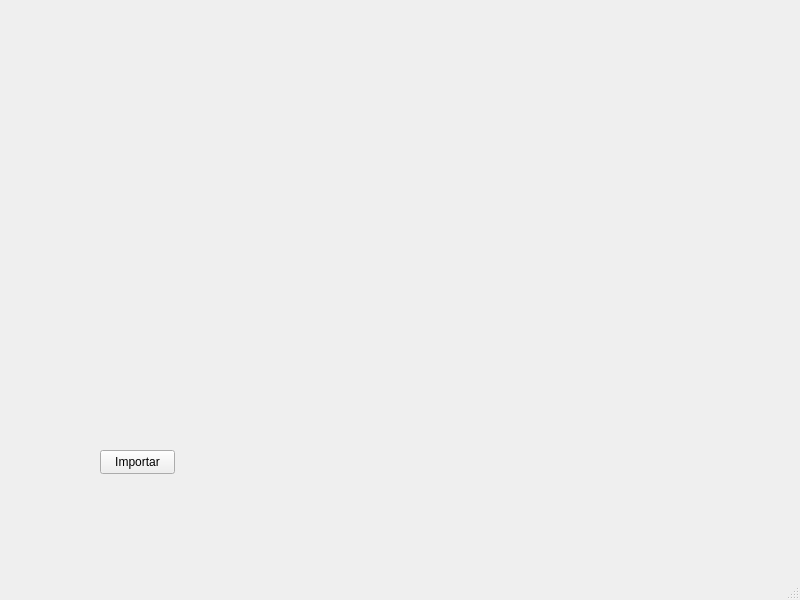
First picture: the form in src/ui/mainwindow.ui, repository JuanAguilarTorres/Tarea4, before the edit.
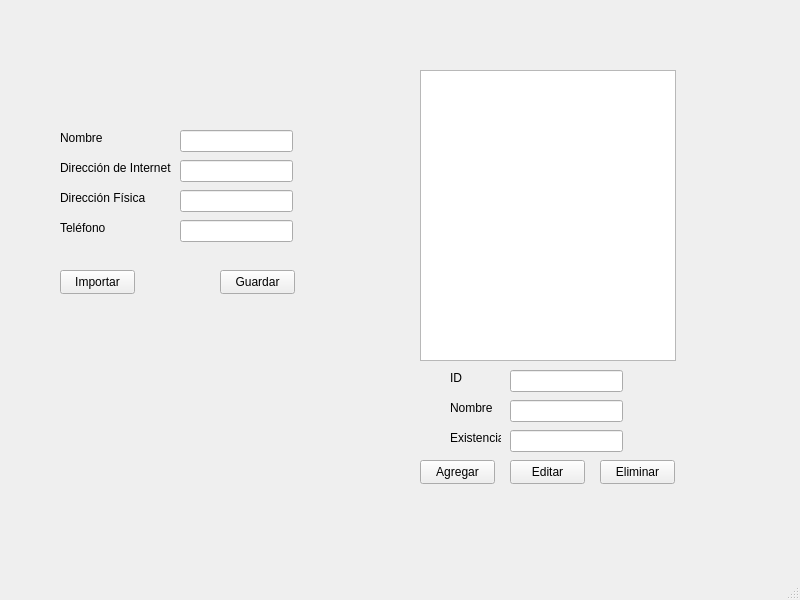
Second picture: the form after the edit.

Commit message: Creación grafica del interfaz

Patch:
```diff
--- a/src/ui/mainwindow.ui
+++ b/src/ui/mainwindow.ui
@@ -17,8 +17,8 @@
    <widget class="QPushButton" name="btnImportar">
     <property name="geometry">
      <rect>
-      <x>100</x>
-      <y>450</y>
+      <x>60</x>
+      <y>270</y>
       <width>75</width>
       <height>24</height>
      </rect>
@@ -27,6 +27,250 @@
      <string>Importar</string>
     </property>
    </widget>
+   <widget class="QLineEdit" name="lineNombre">
+    <property name="geometry">
+     <rect>
+      <x>180</x>
+      <y>130</y>
+      <width>113</width>
+      <height>22</height>
+     </rect>
+    </property>
+    <property name="maxLength">
+     <number>15</number>
+    </property>
+   </widget>
+   <widget class="QLineEdit" name="lineDirWeb">
+    <property name="geometry">
+     <rect>
+      <x>180</x>
+      <y>160</y>
+      <width>113</width>
+      <height>22</height>
+     </rect>
+    </property>
+    <property name="maxLength">
+     <number>24</number>
+    </property>
+   </widget>
+   <widget class="QLineEdit" name="lineTelefono">
+    <property name="geometry">
+     <rect>
+      <x>180</x>
+      <y>220</y>
+      <width>113</width>
+      <height>22</height>
+     </rect>
+    </property>
+    <property name="maxLength">
+     <number>8</number>
+    </property>
+   </widget>
+   <widget class="QLineEdit" name="lineDirFisica">
+    <property name="geometry">
+     <rect>
+      <x>180</x>
+      <y>190</y>
+      <width>113</width>
+      <height>22</height>
+     </rect>
+    </property>
+    <property name="maxLength">
+     <number>24</number>
+    </property>
+   </widget>
+   <widget class="QLabel" name="labelNombre">
+    <property name="geometry">
+     <rect>
+      <x>60</x>
+      <y>130</y>
+      <width>49</width>
+      <height>16</height>
+     </rect>
+    </property>
+    <property name="text">
+     <string>Nombre</string>
+    </property>
+   </widget>
+   <widget class="QLabel" name="labelDirWeb">
+    <property name="geometry">
+     <rect>
+      <x>60</x>
+      <y>160</y>
+      <width>111</width>
+      <height>16</height>
+     </rect>
+    </property>
+    <property name="text">
+     <string>Dirección de Internet</string>
+    </property>
+   </widget>
+   <widget class="QLabel" name="labelTelefono">
+    <property name="geometry">
+     <rect>
+      <x>60</x>
+      <y>220</y>
+      <width>121</width>
+      <height>16</height>
+     </rect>
+    </property>
+    <property name="text">
+     <string>Teléfono</string>
+    </property>
+   </widget>
+   <widget class="QLabel" name="labelDirFisica">
+    <property name="geometry">
+     <rect>
+      <x>60</x>
+      <y>190</y>
+      <width>111</width>
+      <height>16</height>
+     </rect>
+    </property>
+    <property name="text">
+     <string>Dirección Física         </string>
+    </property>
+   </widget>
+   <widget class="QListWidget" name="listWidget">
+    <property name="geometry">
+     <rect>
+      <x>420</x>
+      <y>70</y>
+      <width>256</width>
+      <height>291</height>
+     </rect>
+    </property>
+   </widget>
+   <widget class="QPushButton" name="btnAgregar">
+    <property name="geometry">
+     <rect>
+      <x>420</x>
+      <y>460</y>
+      <width>75</width>
+      <height>24</height>
+     </rect>
+    </property>
+    <property name="text">
+     <string>Agregar</string>
+    </property>
+   </widget>
+   <widget class="QPushButton" name="btnEliminar">
+    <property name="geometry">
+     <rect>
+      <x>600</x>
+      <y>460</y>
+      <width>75</width>
+      <height>24</height>
+     </rect>
+    </property>
+    <property name="text">
+     <string>Eliminar</string>
+    </property>
+   </widget>
+   <widget class="QPushButton" name="btnEditar">
+    <property name="geometry">
+     <rect>
+      <x>510</x>
+      <y>460</y>
+      <width>75</width>
+      <height>24</height>
+     </rect>
+    </property>
+    <property name="text">
+     <string>Editar</string>
+    </property>
+   </widget>
+   <widget class="QPushButton" name="btnGuardar">
+    <property name="geometry">
+     <rect>
+      <x>220</x>
+      <y>270</y>
+      <width>75</width>
+      <height>24</height>
+     </rect>
+    </property>
+    <property name="text">
+     <string>Guardar</string>
+    </property>
+   </widget>
+   <widget class="QLineEdit" name="lineNombreProducto">
+    <property name="geometry">
+     <rect>
+      <x>510</x>
+      <y>400</y>
+      <width>113</width>
+      <height>22</height>
+     </rect>
+    </property>
+    <property name="maxLength">
+     <number>24</number>
+    </property>
+   </widget>
+   <widget class="QLabel" name="labelNombre_2">
+    <property name="geometry">
+     <rect>
+      <x>450</x>
+      <y>370</y>
+      <width>49</width>
+      <height>16</height>
+     </rect>
+    </property>
+    <property name="text">
+     <string>ID</string>
+    </property>
+   </widget>
+   <widget class="QLabel" name="labelDirFisica_2">
+    <property name="geometry">
+     <rect>
+      <x>450</x>
+      <y>430</y>
+      <width>51</width>
+      <height>16</height>
+     </rect>
+    </property>
+    <property name="text">
+     <string>Existencia</string>
+    </property>
+   </widget>
+   <widget class="QLineEdit" name="lineExistencia">
+    <property name="geometry">
+     <rect>
+      <x>510</x>
+      <y>430</y>
+      <width>113</width>
+      <height>22</height>
+     </rect>
+    </property>
+    <property name="maxLength">
+     <number>24</number>
+    </property>
+   </widget>
+   <widget class="QLineEdit" name="lineIdProducto">
+    <property name="geometry">
+     <rect>
+      <x>510</x>
+      <y>370</y>
+      <width>113</width>
+      <height>22</height>
+     </rect>
+    </property>
+    <property name="maxLength">
+     <number>15</number>
+    </property>
+   </widget>
+   <widget class="QLabel" name="labelDirWeb_2">
+    <property name="geometry">
+     <rect>
+      <x>450</x>
+      <y>400</y>
+      <width>51</width>
+      <height>16</height>
+     </rect>
+    </property>
+    <property name="text">
+     <string>Nombre</string>
+    </property>
+   </widget>
   </widget>
   <widget class="QMenuBar" name="menubar">
    <property name="geometry">
```
